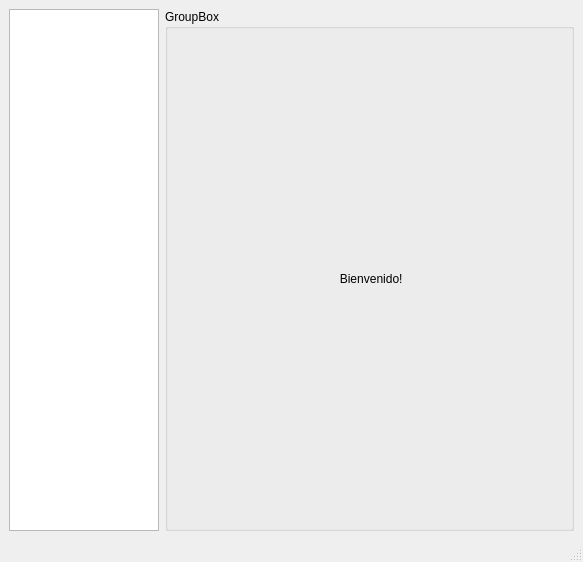
The window that src/ui/mainwin.ui (leosmolas/conotels) describes before a commit, drawn with Qt 5.
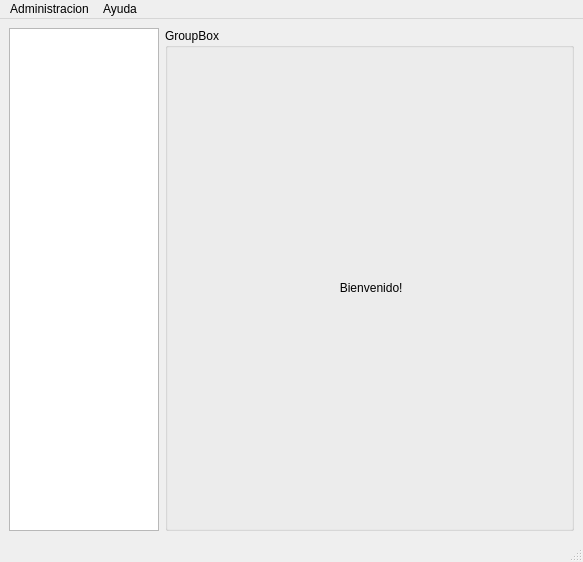
The same window after the commit.

Commit message: Update: Huesped para mainwin

The edit to the form file:
```diff
--- a/src/ui/mainwin.ui
+++ b/src/ui/mainwin.ui
@@ -78,6 +78,24 @@
      <height>20</height>
     </rect>
    </property>
+   <widget class="QMenu" name="menuAdministracion">
+    <property name="title">
+     <string>Administracion</string>
+    </property>
+    <addaction name="actionNueva_unidad"/>
+    <addaction name="actionNuevo_Tipo"/>
+    <addaction name="separator"/>
+    <addaction name="actionSalir"/>
+   </widget>
+   <widget class="QMenu" name="menuAcerca_de">
+    <property name="title">
+     <string>Ayuda</string>
+    </property>
+    <addaction name="actionAcerca_de"/>
+    <addaction name="actionAyuda"/>
+   </widget>
+   <addaction name="menuAdministracion"/>
+   <addaction name="menuAcerca_de"/>
   </widget>
   <widget class="QStatusBar" name="statusbar"/>
  </widget>
```
Left out of the diff: 25 changed lines with no effect on the pictures. The commit also changes 8 other files.
